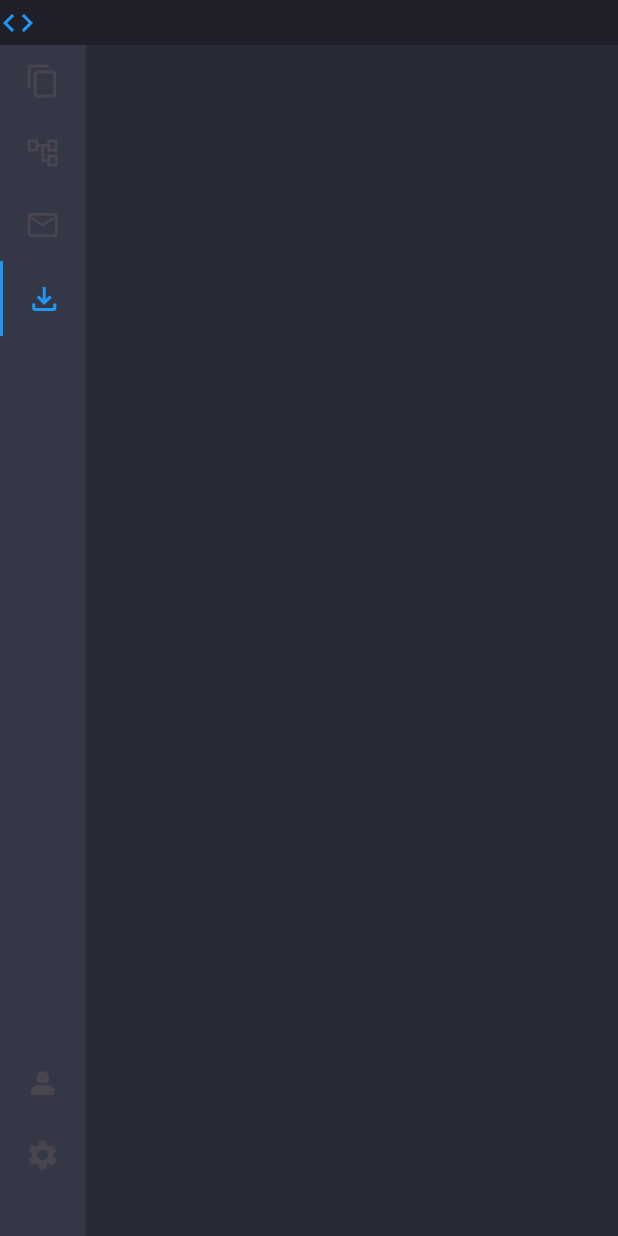
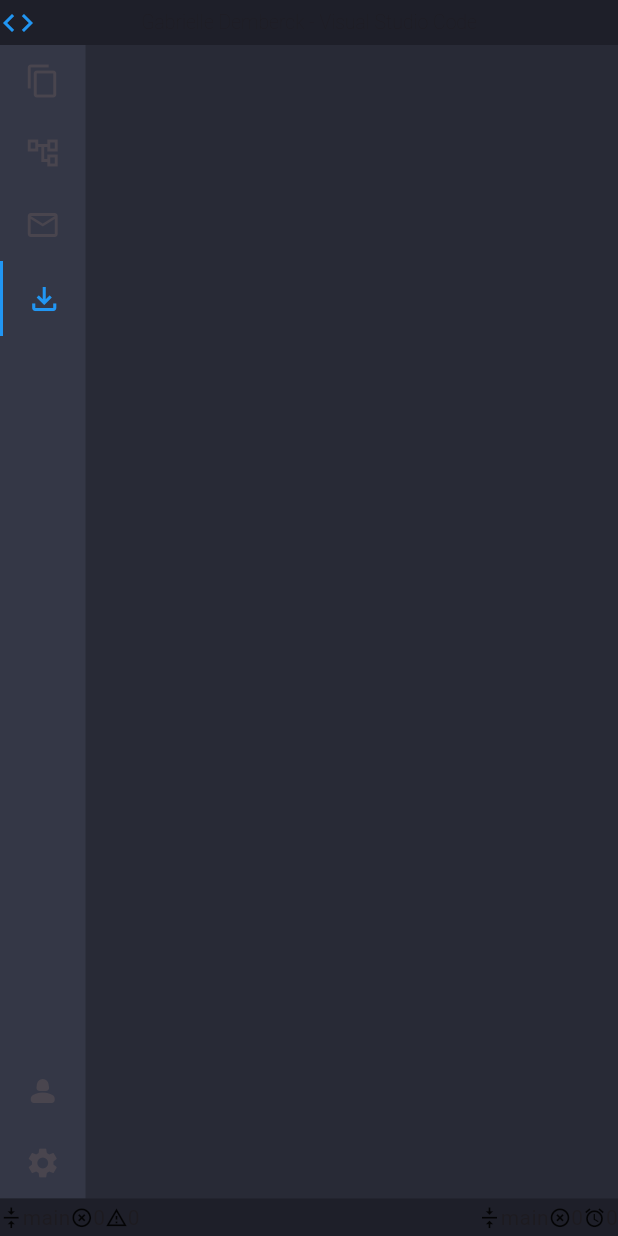
Before and after one commit to Gabrielle-Demberck/vscode_portfolio_gabi_demberck, a Flutter app: the screen it shows after launch, on a phone screen of 412 x 824 dp. Run offline on Flutter 3.47's test engine with Material 2 defaults, Android fonts, the phone set to English and light mode, and no system bars.

Commit message:
feat wip: bottom layout base

```diff
--- a/lib/app/vs_code/vs_code_page.dart
+++ b/lib/app/vs_code/vs_code_page.dart
@@ -60,6 +60,53 @@ class _VsCodePageState extends State<VsCodePage> {
         ),
       ),
       body: const BodyWidget(),
+      bottomNavigationBar: Container(
+        color: const Color(0xff1e1f29),
+        height: 25,
+        child: const Row(
+          mainAxisAlignment: MainAxisAlignment.spaceBetween,
+          children: [
+            Row(
+              children: [
+                Icon(
+                  Icons.vertical_align_center_sharp,
+                  size: 15,
+                ),
+                Text('main'),
+                Icon(
+                  Icons.highlight_remove_sharp,
+                  size: 15,
+                ),
+                Text('0'),
+                Icon(
+                  Icons.warning_amber_sharp,
+                  size: 15,
+                ),
+                Text('0'),
+              ],
+            ),
+            Row(
+              children: [
+                Icon(
+                  Icons.vertical_align_center_sharp,
+                  size: 15,
+                ),
+                Text('main'),
+                Icon(
+                  Icons.highlight_remove_sharp,
+                  size: 15,
+                ),
+                Text('0'),
+                Icon(
+                  Icons.alarm,
+                  size: 15,
+                ),
+                Text('0'),
+              ],
+            ),
+          ],
+        ),
+      ),
     );
   }
 }
--- a/lib/app/vs_code/widgets/body_widget.dart
+++ b/lib/app/vs_code/widgets/body_widget.dart
@@ -21,7 +21,7 @@ class _BodyWidgetState extends State<BodyWidget> {
     return Row(
       children: [
         Container(
-          padding: const EdgeInsets.symmetric(vertical: 30),
+          padding: const EdgeInsets.only(top: 30),
           height: size.height,
           width: 57,
           color: const Color(0xff343746),
--- /dev/null
+++ b/lib/app/vs_code/widgets/side_menu_icon_button_widget.dart
@@ -0,0 +1,15 @@
+import 'package:flutter/material.dart';
+
+class SideMenuIconButton extends StatefulWidget {
+  const SideMenuIconButton({super.key});
+
+  @override
+  State<SideMenuIconButton> createState() => _SideMenuIconButtonState();
+}
+
+class _SideMenuIconButtonState extends State<SideMenuIconButton> {
+  @override
+  Widget build(BuildContext context) {
+    return const Placeholder();
+  }
+}
```
